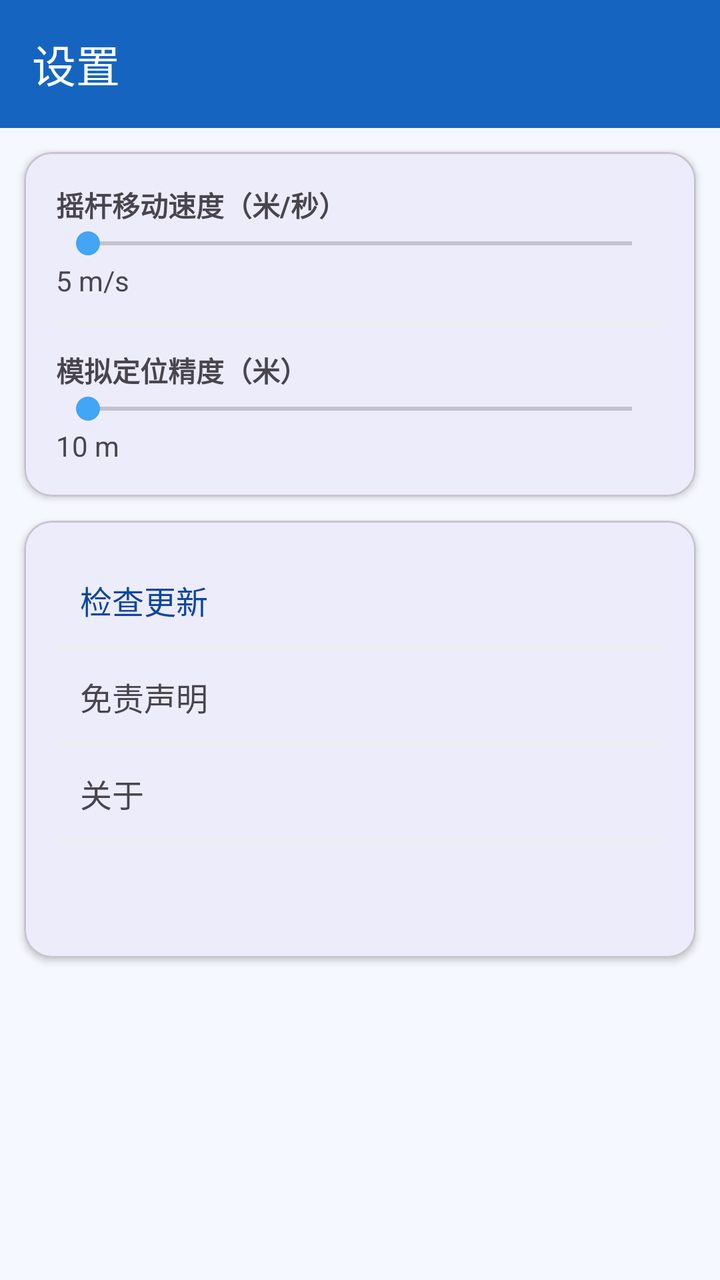
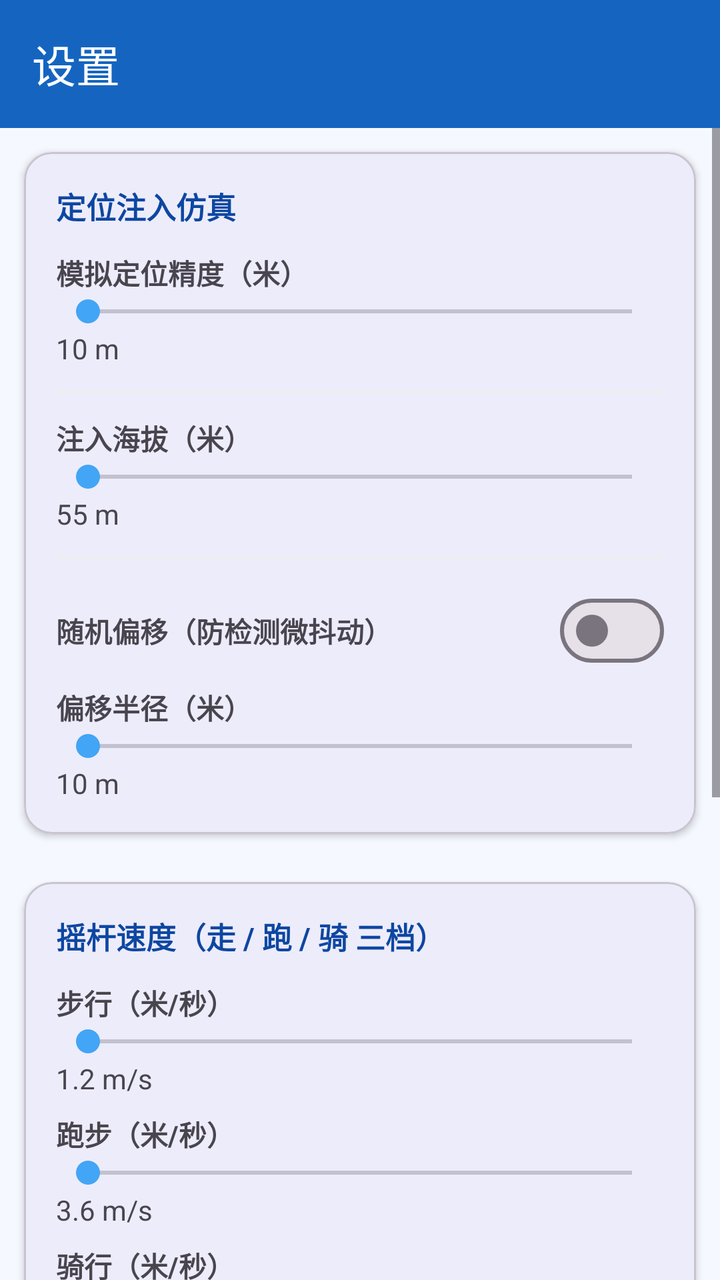

Screens rendered from an Android XML layout before and after an edit, with the pre-edit source and the edit as a unified diff.
<!-- AndroidManifest.xml: application theme Theme.WhaleRoam -->
<!-- res/layout/activity_settings.xml -->
<?xml version="1.0" encoding="utf-8"?>
<LinearLayout xmlns:android="http://schemas.android.com/apk/res/android"
    xmlns:app="http://schemas.android.com/apk/res-auto"
    android:layout_width="match_parent" android:layout_height="match_parent" android:orientation="vertical">
    <com.google.android.material.appbar.MaterialToolbar android:id="@+id/toolbar"
        android:layout_width="match_parent" android:layout_height="?attr/actionBarSize"
        android:background="?attr/colorPrimary" app:titleTextColor="@color/white" app:title="@string/title_settings" />
    <com.google.android.material.card.MaterialCardView android:layout_width="match_parent" android:layout_height="wrap_content"
        android:layout_margin="12dp" app:cardElevation="2dp" app:cardCornerRadius="14dp">
        <LinearLayout android:layout_width="match_parent" android:layout_height="wrap_content"
            android:orientation="vertical" android:padding="16dp">
            <TextView android:layout_width="wrap_content" android:layout_height="wrap_content"
                android:text="@string/pref_speed" android:textStyle="bold" />
            <SeekBar android:id="@+id/speedBar" android:layout_width="match_parent" android:layout_height="wrap_content" android:max="190" />
            <TextView android:id="@+id/speedVal" android:layout_width="wrap_content" android:layout_height="wrap_content" android:text="5 m/s" />
            <View android:layout_width="match_parent" android:layout_height="1dp" android:layout_marginVertical="12dp" android:background="#EEEEEE" />
            <TextView android:layout_width="wrap_content" android:layout_height="wrap_content"
                android:text="@string/pref_accuracy" android:textStyle="bold" />
            <SeekBar android:id="@+id/accBar" android:layout_width="match_parent" android:layout_height="wrap_content" android:max="50" />
            <TextView android:id="@+id/accVal" android:layout_width="wrap_content" android:layout_height="wrap_content" android:text="10 m" />
        </LinearLayout>
    </com.google.android.material.card.MaterialCardView>
    <com.google.android.material.card.MaterialCardView android:layout_width="match_parent" android:layout_height="wrap_content"
        android:layout_marginHorizontal="12dp" android:layout_marginBottom="12dp" app:cardElevation="2dp" app:cardCornerRadius="14dp">
        <LinearLayout android:layout_width="match_parent" android:layout_height="wrap_content"
            android:orientation="vertical" android:padding="16dp">
            <TextView android:id="@+id/rowCheckUpdate" android:layout_width="match_parent" android:layout_height="wrap_content"
                android:padding="12dp" android:text="@string/pref_check_update" android:textSize="16sp"
                android:textColor="@color/whale_primary_dark" />
            <View android:layout_width="match_parent" android:layout_height="1dp" android:background="#EEEEEE" />
            <TextView android:id="@+id/rowDisclaimer" android:layout_width="match_parent" android:layout_height="wrap_content"
                android:padding="12dp" android:text="@string/pref_disclaimer" android:textSize="16sp" />
            <View android:layout_width="match_parent" android:layout_height="1dp" android:background="#EEEEEE" />
            <TextView android:id="@+id/rowAbout" android:layout_width="match_parent" android:layout_height="wrap_content"
                android:padding="12dp" android:text="@string/pref_about" android:textSize="16sp" />
            <View android:layout_width="match_parent" android:layout_height="1dp" android:background="#EEEEEE" />
            <TextView android:id="@+id/versionText" android:layout_width="match_parent" android:layout_height="wrap_content"
                android:padding="12dp" android:textSize="13sp" android:textColor="#888888" />
        </LinearLayout>
    </com.google.android.material.card.MaterialCardView>
</LinearLayout>
<!-- resources referenced by this layout -->
<resources>
  <color name="whale_primary_dark">#0D47A1</color>
  <color name="white">#FFFFFF</color>
  <string name="pref_about">关于</string>
  <string name="pref_accuracy">模拟定位精度（米）</string>
  <string name="pref_check_update">检查更新</string>
  <string name="pref_disclaimer">免责声明</string>
  <string name="pref_speed">摇杆移动速度（米/秒）</string>
  <string name="title_settings">设置</string>
  <style name="Theme.WhaleRoam" parent="Theme.Material3.DayNight.NoActionBar">
          <item name="colorPrimary">@color/whale_primary</item>
          <item name="colorPrimaryVariant">@color/whale_primary_dark</item>
          <item name="colorOnPrimary">@color/whale_on_primary</item>
          <item name="colorSecondary">@color/whale_accent</item>
          <item name="android:statusBarColor">@color/whale_primary_dark</item>
          <item name="android:windowBackground">@color/whale_bg</item>
      </style>
  <color name="whale_primary">#1565C0</color>
  <color name="whale_on_primary">#FFFFFF</color>
  <color name="whale_accent">#42A5F5</color>
  <color name="whale_bg">#F5F9FF</color>
</resources>

<!-- the commit's change to res/layout/activity_settings.xml (unified diff, before → after) -->
@@ -5,37 +5,100 @@
     <com.google.android.material.appbar.MaterialToolbar android:id="@+id/toolbar"
         android:layout_width="match_parent" android:layout_height="?attr/actionBarSize"
         android:background="?attr/colorPrimary" app:titleTextColor="@color/white" app:title="@string/title_settings" />
-    <com.google.android.material.card.MaterialCardView android:layout_width="match_parent" android:layout_height="wrap_content"
-        android:layout_margin="12dp" app:cardElevation="2dp" app:cardCornerRadius="14dp">
-        <LinearLayout android:layout_width="match_parent" android:layout_height="wrap_content"
-            android:orientation="vertical" android:padding="16dp">
-            <TextView android:layout_width="wrap_content" android:layout_height="wrap_content"
-                android:text="@string/pref_speed" android:textStyle="bold" />
-            <SeekBar android:id="@+id/speedBar" android:layout_width="match_parent" android:layout_height="wrap_content" android:max="190" />
-            <TextView android:id="@+id/speedVal" android:layout_width="wrap_content" android:layout_height="wrap_content" android:text="5 m/s" />
-            <View android:layout_width="match_parent" android:layout_height="1dp" android:layout_marginVertical="12dp" android:background="#EEEEEE" />
-            <TextView android:layout_width="wrap_content" android:layout_height="wrap_content"
-                android:text="@string/pref_accuracy" android:textStyle="bold" />
-            <SeekBar android:id="@+id/accBar" android:layout_width="match_parent" android:layout_height="wrap_content" android:max="50" />
-            <TextView android:id="@+id/accVal" android:layout_width="wrap_content" android:layout_height="wrap_content" android:text="10 m" />
+
+    <ScrollView android:layout_width="match_parent" android:layout_height="0dp" android:layout_weight="1">
+        <LinearLayout android:layout_width="match_parent" android:layout_height="wrap_content" android:orientation="vertical">
+
+            
+            <com.google.android.material.card.MaterialCardView android:layout_width="match_parent" android:layout_height="wrap_content"
+                android:layout_margin="12dp" android:layout_marginBottom="0dp" app:cardElevation="2dp" app:cardCornerRadius="14dp">
+                <LinearLayout android:layout_width="match_parent" android:layout_height="wrap_content"
+                    android:orientation="vertical" android:padding="16dp">
+                    <TextView android:layout_width="wrap_content" android:layout_height="wrap_content"
+                        android:text="定位注入仿真" android:textStyle="bold" android:textSize="15sp" android:textColor="@color/whale_primary_dark" />
+
+                    <TextView android:layout_width="wrap_content" android:layout_height="wrap_content"
+                        android:layout_marginTop="12dp" android:text="@string/pref_accuracy" android:textStyle="bold" />
+                    <SeekBar android:id="@+id/accBar" android:layout_width="match_parent" android:layout_height="wrap_content" android:max="50" />
+                    <TextView android:id="@+id/accVal" android:layout_width="wrap_content" android:layout_height="wrap_content" android:text="10 m" />
+
+                    <View android:layout_width="match_parent" android:layout_height="1dp" android:layout_marginVertical="12dp" android:background="#EEEEEE" />
+                    <TextView android:layout_width="wrap_content" android:layout_height="wrap_content"
+                        android:text="注入海拔（米）" android:textStyle="bold" />
+                    <SeekBar android:id="@+id/altBar" android:layout_width="match_parent" android:layout_height="wrap_content" android:max="500" />
+                    <TextView android:id="@+id/altVal" android:layout_width="wrap_content" android:layout_height="wrap_content" android:text="55 m" />
+
+                    <View android:layout_width="match_parent" android:layout_height="1dp" android:layout_marginVertical="12dp" android:background="#EEEEEE" />
+                    <LinearLayout android:layout_width="match_parent" android:layout_height="wrap_content"
+                        android:orientation="horizontal" android:gravity="center_vertical">
+                        <TextView android:layout_width="0dp" android:layout_height="wrap_content" android:layout_weight="1"
+                            android:text="随机偏移（防检测微抖动）" android:textStyle="bold" />
+                        <com.google.android.material.materialswitch.MaterialSwitch android:id="@+id/randomOffsetSwitch"
+                            android:layout_width="wrap_content" android:layout_height="wrap_content" />
+                    </LinearLayout>
+                    <TextView android:layout_width="wrap_content" android:layout_height="wrap_content"
+                        android:layout_marginTop="4dp" android:text="偏移半径（米）" android:textStyle="bold" />
+                    <SeekBar android:id="@+id/offsetBar" android:layout_width="match_parent" android:layout_height="wrap_content" android:max="50" />
+                    <TextView android:id="@+id/offsetVal" android:layout_width="wrap_content" android:layout_height="wrap_content" android:text="10 m" />
+                </LinearLayout>
+            </com.google.android.material.card.MaterialCardView>
+
+            
+            <com.google.android.material.card.MaterialCardView android:layout_width="match_parent" android:layout_height="wrap_content"
+                android:layout_margin="12dp" android:layout_marginBottom="0dp" app:cardElevation="2dp" app:cardCornerRadius="14dp">
+                <LinearLayout android:layout_width="match_parent" android:layout_height="wrap_content"
+                    android:orientation="vertical" android:padding="16dp">
+                    <TextView android:layout_width="wrap_content" android:layout_height="wrap_content"
+                        android:text="摇杆速度（走 / 跑 / 骑 三档）" android:textStyle="bold" android:textSize="15sp" android:textColor="@color/whale_primary_dark" />
+
+                    <TextView android:layout_width="wrap_content" android:layout_height="wrap_content"
+                        android:layout_marginTop="12dp" android:text="步行（米/秒）" android:textStyle="bold" />
+                    <SeekBar android:id="@+id/walkBar" android:layout_width="match_parent" android:layout_height="wrap_content" android:max="50" />
+                    <TextView android:id="@+id/walkVal" android:layout_width="wrap_content" android:layout_height="wrap_content" android:text="1.2 m/s" />
+
+                    <TextView android:layout_width="wrap_content" android:layout_height="wrap_content"
+                        android:layout_marginTop="8dp" android:text="跑步（米/秒）" android:textStyle="bold" />
+                    <SeekBar android:id="@+id/runBar" android:layout_width="match_parent" android:layout_height="wrap_content" android:max="100" />
+                    <TextView android:id="@+id/runVal" android:layout_width="wrap_content" android:layout_height="wrap_content" android:text="3.6 m/s" />
+
+                    <TextView android:layout_width="wrap_content" android:layout_height="wrap_content"
+                        android:layout_marginTop="8dp" android:text="骑行（米/秒）" android:textStyle="bold" />
+                    <SeekBar android:id="@+id/bikeBar" android:layout_width="match_parent" android:layout_height="wrap_content" android:max="300" />
+                    <TextView android:id="@+id/bikeVal" android:layout_width="wrap_content" android:layout_height="wrap_content" android:text="10.0 m/s" />
+                </LinearLayout>
+            </com.google.android.material.card.MaterialCardView>
+
+            
+            <com.google.android.material.card.MaterialCardView android:layout_width="match_parent" android:layout_height="wrap_content"
+                android:layout_margin="12dp" android:layout_marginBottom="0dp" app:cardElevation="2dp" app:cardCornerRadius="14dp">
+                <LinearLayout android:layout_width="match_parent" android:layout_height="wrap_content"
+                    android:orientation="vertical" android:padding="16dp">
+                    <TextView android:layout_width="wrap_content" android:layout_height="wrap_content"
+                        android:text="历史记录有效期（天）" android:textStyle="bold" android:textSize="15sp" android:textColor="@color/whale_primary_dark" />
+                    <SeekBar android:id="@+id/historyDaysBar" android:layout_width="match_parent" android:layout_height="wrap_content" android:max="30" />
+                    <TextView android:id="@+id/historyDaysVal" android:layout_width="wrap_content" android:layout_height="wrap_content" android:text="7 天" />
+                </LinearLayout>
+            </com.google.android.material.card.MaterialCardView>
+
+            
+            <com.google.android.material.card.MaterialCardView android:layout_width="match_parent" android:layout_height="wrap_content"
+                android:layout_marginHorizontal="12dp" android:layout_marginBottom="12dp" app:cardElevation="2dp" app:cardCornerRadius="14dp">
+                <LinearLayout android:layout_width="match_parent" android:layout_height="wrap_content"
+                    android:orientation="vertical" android:padding="16dp">
+                    <TextView android:id="@+id/rowCheckUpdate" android:layout_width="match_parent" android:layout_height="wrap_content"
+                        android:padding="12dp" android:text="@string/pref_check_update" android:textSize="16sp"
+                        android:textColor="@color/whale_primary_dark" />
+                    <View android:layout_width="match_parent" android:layout_height="1dp" android:background="#EEEEEE" />
+                    <TextView android:id="@+id/rowDisclaimer" android:layout_width="match_parent" android:layout_height="wrap_content"
+                        android:padding="12dp" android:text="@string/pref_disclaimer" android:textSize="16sp" />
+                    <View android:layout_width="match_parent" android:layout_height="1dp" android:background="#EEEEEE" />
+                    <TextView android:id="@+id/rowAbout" android:layout_width="match_parent" android:layout_height="wrap_content"
+                        android:padding="12dp" android:text="@string/pref_about" android:textSize="16sp" />
+                    <View android:layout_width="match_parent" android:layout_height="1dp" android:background="#EEEEEE" />
+                    <TextView android:id="@+id/versionText" android:layout_width="match_parent" android:layout_height="wrap_content"
+                        android:padding="12dp" android:textSize="13sp" android:textColor="#888888" />
+                </LinearLayout>
+            </com.google.android.material.card.MaterialCardView>
         </LinearLayout>
-    </com.google.android.material.card.MaterialCardView>
-    <com.google.android.material.card.MaterialCardView android:layout_width="match_parent" android:layout_height="wrap_content"
-        android:layout_marginHorizontal="12dp" android:layout_marginBottom="12dp" app:cardElevation="2dp" app:cardCornerRadius="14dp">
-        <LinearLayout android:layout_width="match_parent" android:layout_height="wrap_content"
-            android:orientation="vertical" android:padding="16dp">
-            <TextView android:id="@+id/rowCheckUpdate" android:layout_width="match_parent" android:layout_height="wrap_content"
-                android:padding="12dp" android:text="@string/pref_check_update" android:textSize="16sp"
-                android:textColor="@color/whale_primary_dark" />
-            <View android:layout_width="match_parent" android:layout_height="1dp" android:background="#EEEEEE" />
-            <TextView android:id="@+id/rowDisclaimer" android:layout_width="match_parent" android:layout_height="wrap_content"
-                android:padding="12dp" android:text="@string/pref_disclaimer" android:textSize="16sp" />
-            <View android:layout_width="match_parent" android:layout_height="1dp" android:background="#EEEEEE" />
-            <TextView android:id="@+id/rowAbout" android:layout_width="match_parent" android:layout_height="wrap_content"
-                android:padding="12dp" android:text="@string/pref_about" android:textSize="16sp" />
-            <View android:layout_width="match_parent" android:layout_height="1dp" android:background="#EEEEEE" />
-            <TextView android:id="@+id/versionText" android:layout_width="match_parent" android:layout_height="wrap_content"
-                android:padding="12dp" android:textSize="13sp" android:textColor="#888888" />
-        </LinearLayout>
-    </com.google.android.material.card.MaterialCardView>
+    </ScrollView>
 </LinearLayout>
<!-- resource entries referenced after the edit -->
@@ -6,7 +6,6 @@
   <string name="pref_accuracy">模拟定位精度（米）</string>
   <string name="pref_check_update">检查更新</string>
   <string name="pref_disclaimer">免责声明</string>
-  <string name="pref_speed">摇杆移动速度（米/秒）</string>
   <string name="title_settings">设置</string>
   <style name="Theme.WhaleRoam" parent="Theme.Material3.DayNight.NoActionBar">
           <item name="colorPrimary">@color/whale_primary</item>
